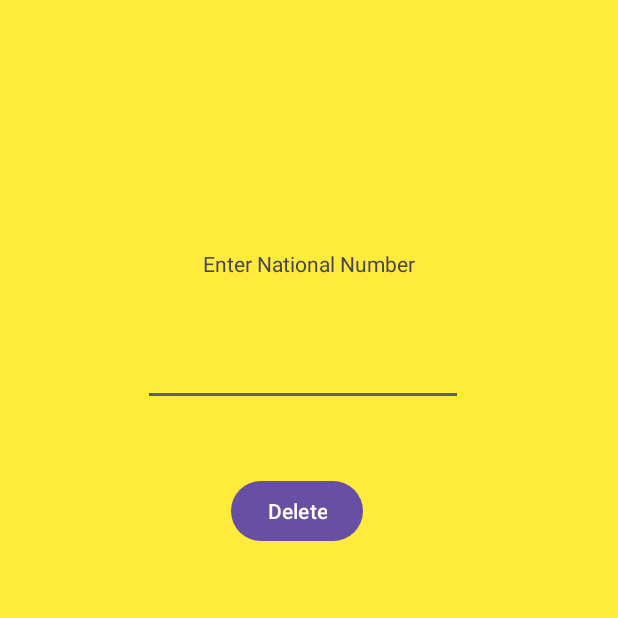
After one commit to zacharypatchen/PokeTracker, an Android app: the DeleteActivity screen opened directly, with no data from a screen before it, on a phone screen of 412 x 824 dp, the top half of it. The commit adds this screen. Run offline under Robolectric (Android 15) with nearby library versions, the phone set to English and light mode, and no system bars.

Commit message:
implemented DeleteActivity on 11/9

```diff
--- a/app/src/main/AndroidManifest.xml
+++ b/app/src/main/AndroidManifest.xml
@@ -13,6 +13,9 @@
         android:theme="@style/Theme.PokeTracker"
         tools:targetApi="31">
         <activity
+            android:name=".DeleteActivity"
+            android:exported="false" />
+        <activity
             android:name=".DatabaseListViewActivity"
             android:exported="false" />
         <activity
--- /dev/null
+++ b/app/src/main/java/com/example/poketracker/DeleteActivity.java
@@ -0,0 +1,33 @@
+package com.example.poketracker;
+
+import androidx.appcompat.app.AppCompatActivity;
+
+import android.content.Intent;
+import android.os.Bundle;
+import android.view.View;
+import android.widget.Button;
+import android.widget.EditText;
+import android.widget.Toast;
+
+public class DeleteActivity extends AppCompatActivity {
+
+    @Override
+    protected void onCreate(Bundle savedInstanceState) {
+        super.onCreate(savedInstanceState);
+        setContentView(R.layout.activity_delete);
+
+    }
+    public void delete(View view){
+        DatabaseHelper dbHelper = new DatabaseHelper(this);
+        EditText nationalNumber = findViewById(R.id.editTextNumber);
+        String n = nationalNumber.getText().toString();
+        Boolean result = dbHelper.deletePokemon(n);
+        if(!result){
+            Toast.makeText(DeleteActivity.this, "Data Deletion Failed", Toast.LENGTH_SHORT).show();
+        }else{
+            String message = "National number: " + n + " removed from database";
+            Toast.makeText(DeleteActivity.this, message, Toast.LENGTH_LONG).show();
+        }
+
+    }
+}
--- a/app/src/main/java/com/example/poketracker/MainActivity.java
+++ b/app/src/main/java/com/example/poketracker/MainActivity.java
@@ -39,6 +39,10 @@ public class MainActivity extends AppCompatActivity {
     }
     public void viewDatabaseActivity(View view){
         Intent intent = new Intent(this, DatabaseListViewActivity.class);
+        startActivity(intent);
+    }
+    public void viewDeleteActivity(View view){
+        Intent intent = new Intent(this, DeleteActivity.class);
         startActivity(intent);
     }
     /*
--- a/app/src/main/res/layout/activity_database_list_view.xml
+++ b/app/src/main/res/layout/activity_database_list_view.xml
@@ -5,6 +5,7 @@
     android:id="@+id/database_list_view"
     android:layout_width="match_parent"
     android:layout_height="match_parent"
+    android:background="#FFEB3B"
     tools:context=".DatabaseListViewActivity">
 
     <ListView
--- /dev/null
+++ b/app/src/main/res/layout/activity_delete.xml
@@ -0,0 +1,41 @@
+<?xml version="1.0" encoding="utf-8"?>
+<androidx.constraintlayout.widget.ConstraintLayout xmlns:android="http://schemas.android.com/apk/res/android"
+    xmlns:app="http://schemas.android.com/apk/res-auto"
+    xmlns:tools="http://schemas.android.com/tools"
+    android:layout_width="match_parent"
+    android:layout_height="match_parent"
+    tools:context=".DeleteActivity"
+    android:background="#FFEB3B">
+
+    <TextView
+        android:id="@+id/header_tv"
+        android:layout_width="wrap_content"
+        android:layout_height="wrap_content"
+        android:layout_marginTop="166dp"
+        android:layout_marginEnd="135dp"
+        android:text="Enter National Number"
+        app:layout_constraintEnd_toEndOf="parent"
+        app:layout_constraintTop_toTopOf="parent" />
+
+    <EditText
+        android:id="@+id/editTextNumber"
+        android:layout_width="wrap_content"
+        android:layout_height="wrap_content"
+        android:layout_marginTop="40dp"
+        android:layout_marginEnd="103dp"
+        android:ems="10"
+        android:inputType="text"
+        app:layout_constraintEnd_toEndOf="parent"
+        app:layout_constraintTop_toBottomOf="@+id/header_tv" />
+
+    <Button
+        android:id="@+id/delete_button"
+        android:layout_width="wrap_content"
+        android:layout_height="wrap_content"
+        android:layout_marginTop="46dp"
+        android:layout_marginEnd="170dp"
+        android:onClick="delete"
+        android:text="Delete"
+        app:layout_constraintEnd_toEndOf="parent"
+        app:layout_constraintTop_toBottomOf="@+id/editTextNumber" />
+</androidx.constraintlayout.widget.ConstraintLayout>
```
Also changed, not shown: app/src/main/java/com/example/poketracker/DatabaseHelper.java (+7 -0 lines), app/src/main/res/layout/linear.xml (+42 -25 lines).
